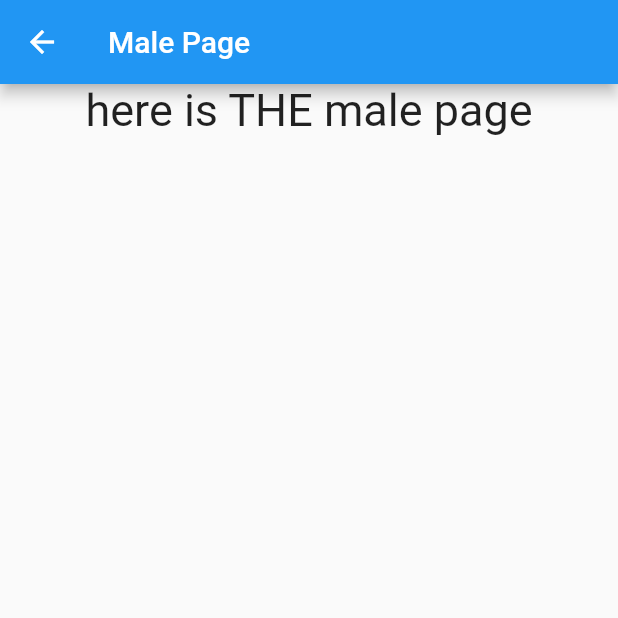
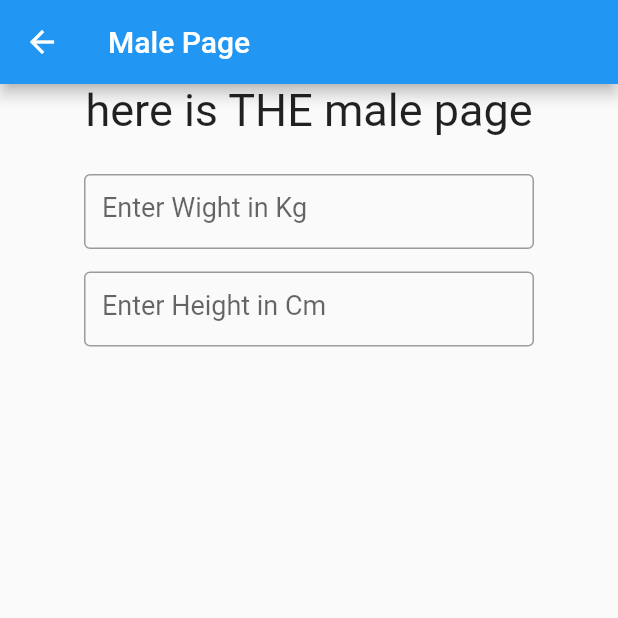
Before and after one commit to AliKomayha/HealthMate_Calc, a Flutter app: the malePage screen opened directly, on a phone screen of 412 x 824 dp, the top half of it. Run offline on Flutter 3.47's test engine with Material 2 defaults, Android fonts, the phone set to English and light mode, and no system bars.

Commit message:
adding textfields to the male page

```diff
--- a/lib/malePage.dart
+++ b/lib/malePage.dart
@@ -10,9 +10,29 @@ class malePage extends StatelessWidget {
         title: const Text("Male Page"),
       ),
 
-      body: Center( child: Column(
+      body: const Center( child: Column(
         children:[
-            const Text("here is THE male page", style: TextStyle(fontSize: 30),)
+            Text("here is THE male page", style: TextStyle(fontSize: 30),),
+            SizedBox( height: 25.0,),
+            SizedBox( width:300.0, height:50.0,
+              child: TextField(
+              style: TextStyle(fontSize: 18.0),
+              keyboardType: TextInputType.number,
+              decoration: InputDecoration(
+                border: OutlineInputBorder(),
+                hintText: "Enter Wight in Kg",
+              ),
+            ),),
+          SizedBox( height: 15.0,),
+          SizedBox( width:300.0, height:50.0,
+            child: TextField(
+              style: TextStyle(fontSize: 18.0),
+              keyboardType: TextInputType.number,
+              decoration: InputDecoration(
+                border: OutlineInputBorder(),
+                hintText: "Enter Height in Cm",
+              ),
+            ),),
 
           ],
       )),
```
